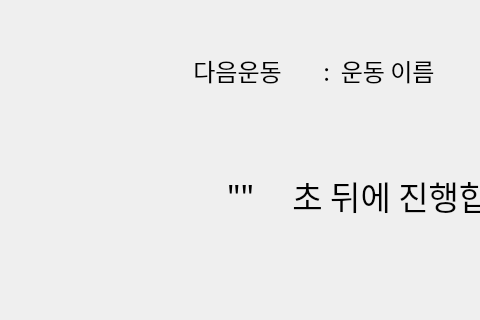
Old version of the form ui/next_video_dialog.ui in the repository khs19/HealthCare_; both pictures show x 105 to 585 and y 280 to 600 of the 920 by 600 pixel window.
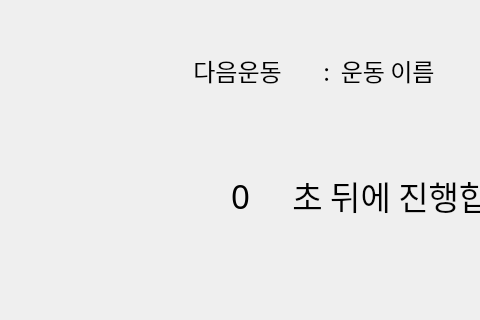
New version of the form.

```diff
--- a/ui/next_video_dialog.ui
+++ b/ui/next_video_dialog.ui
@@ -206,7 +206,7 @@
     <number>6</number>
    </property>
    <property name="text">
-    <string>&quot;&quot;</string>
+    <string>0</string>
    </property>
    <property name="alignment">
     <set>Qt::AlignCenter</set>
```
Left out of the diff: 8 changed lines with no effect on the pictures.
